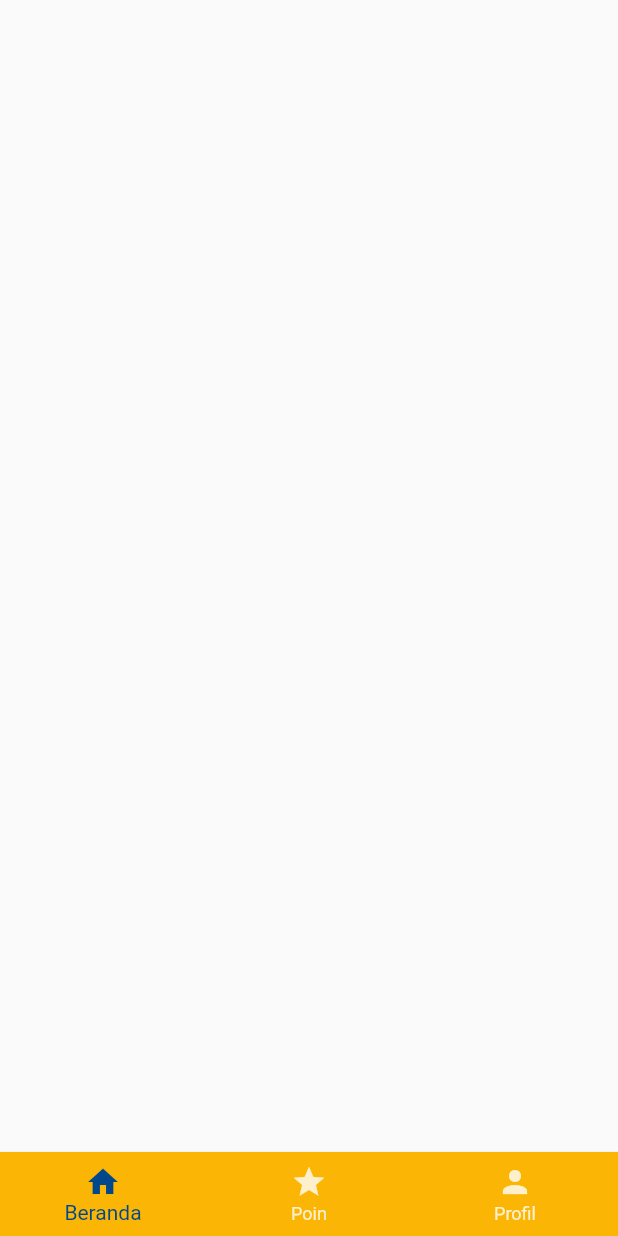
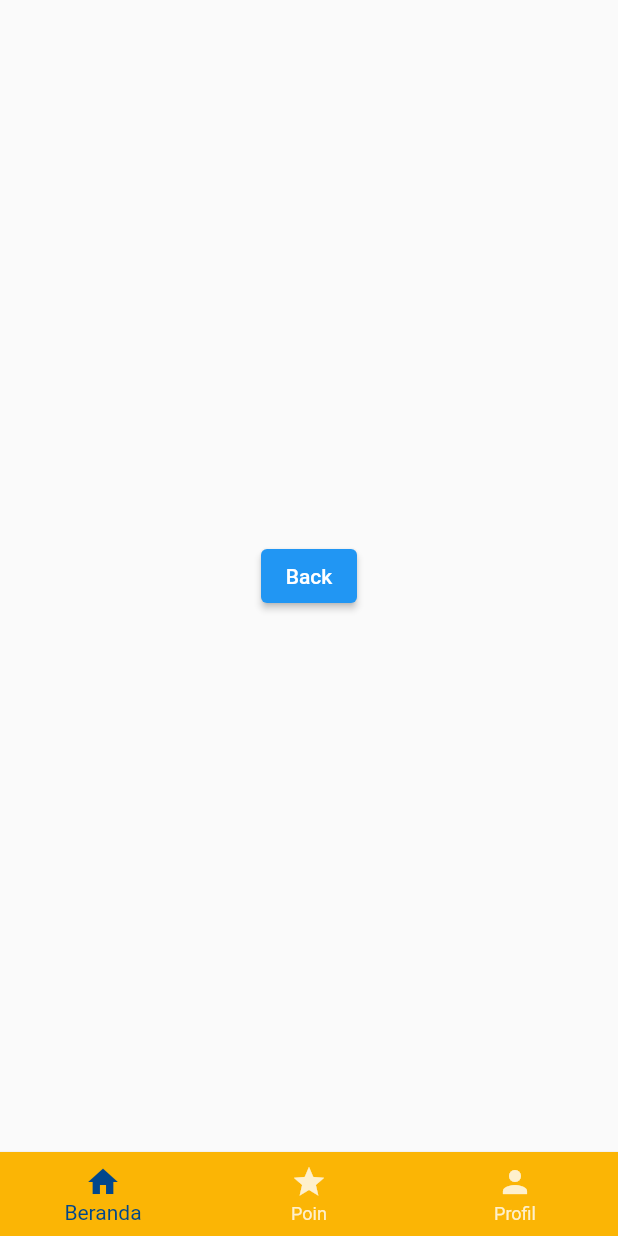
Before and after one commit to Kelompok4-LoyaltyPointAgent/Flutter, a Flutter app: the Login screen opened directly, scrolled down 45 dp, after a tap on "Masuk", after a tap on "Pulsa", on a phone screen of 412 x 824 dp. Run offline on Flutter 3.47's test engine with Material 2 defaults, Android fonts, the phone set to English and light mode, and no system bars; our stand-ins replace google_fonts.

Commit message:
fix button

```diff
--- a/loyalty_point_agent/lib/screen/login/login.dart
+++ b/loyalty_point_agent/lib/screen/login/login.dart
@@ -97,6 +97,7 @@ class _LoginState extends State<Login> {
                             fillColor: whiteColor,
                             filled: true,
                             suffixIcon: IconButton(
+                              splashRadius: 20,
                               onPressed: () =>
                                   isObscure.value = !isObscure.value,
                               icon: Icon(
--- a/loyalty_point_agent/lib/screen/pulsa/pulsa_screen.dart
+++ b/loyalty_point_agent/lib/screen/pulsa/pulsa_screen.dart
@@ -5,6 +5,14 @@ class PulsaScreen extends StatelessWidget {
 
   @override
   Widget build(BuildContext context) {
-    return Scaffold();
+    return Scaffold(
+      body: Center(
+        child: ElevatedButton(
+            onPressed: () {
+              Navigator.pop(context);
+            },
+            child: Text('Back')),
+      ),
+    );
   }
 }
--- a/loyalty_point_agent/lib/screen/register/register.dart
+++ b/loyalty_point_agent/lib/screen/register/register.dart
@@ -132,6 +132,7 @@ class _RegisterState extends State<Register> {
                             fillColor: whiteColor,
                             filled: true,
                             suffixIcon: IconButton(
+                              splashRadius: 20,
                               onPressed: () =>
                                   isObscure.value = !isObscure.value,
                               icon: Icon(
```
